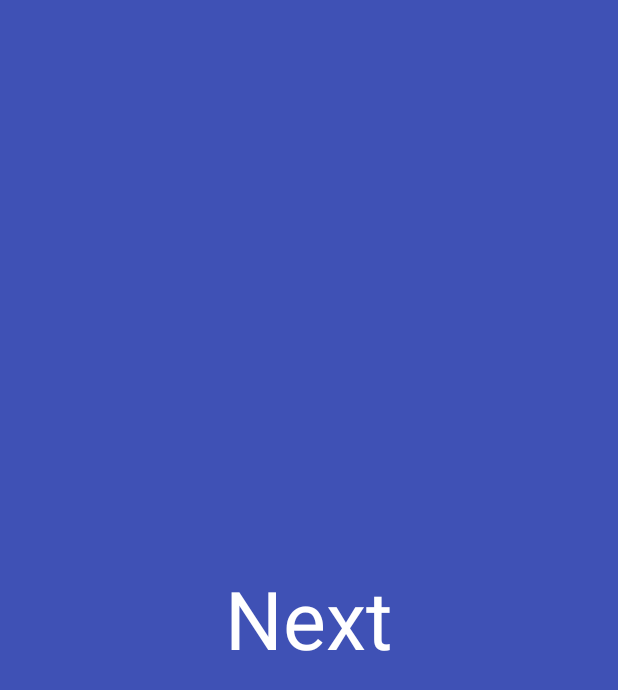
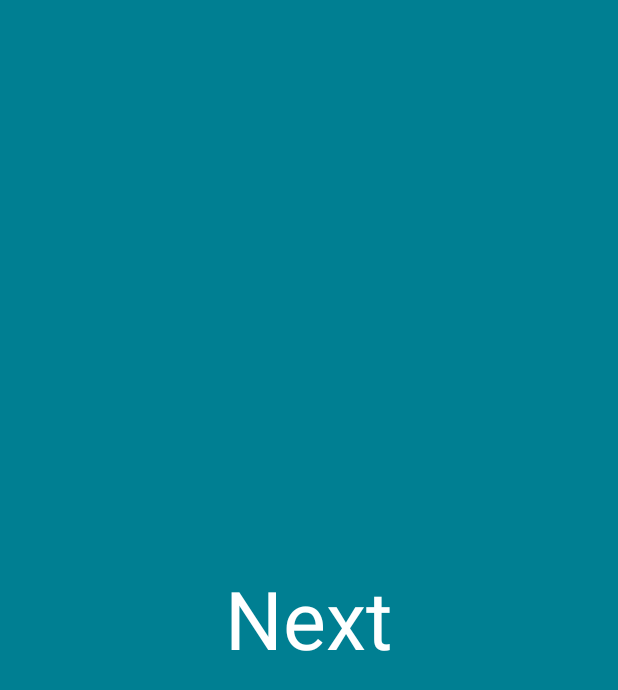
Before and after one commit to robertocapah/kalbefamily, an Android app: the layout slide_3.xml on its own in the app's theme, with its tools: preview values and no code run, on a phone screen of 412 x 824 dp. Shown: the top 690 px of the screen. Run offline under Robolectric (Android 15) with nearby library versions, the phone set to English and light mode, and no system bars.

Commit message:
set background slide

```diff
--- a/app/src/main/res/layout/slide_2.xml
+++ b/app/src/main/res/layout/slide_2.xml
@@ -2,7 +2,7 @@
 <LinearLayout xmlns:android="http://schemas.android.com/apk/res/android"
     android:orientation="vertical" android:layout_width="match_parent"
     android:layout_height="match_parent"
-    android:background="@color/colorAccent">
+    android:background="@color/black">
 
     <TextView
         android:layout_width="match_parent"
--- a/app/src/main/res/layout/slide_3.xml
+++ b/app/src/main/res/layout/slide_3.xml
@@ -2,7 +2,7 @@
 <LinearLayout xmlns:android="http://schemas.android.com/apk/res/android"
     android:orientation="vertical" android:layout_width="match_parent"
     android:layout_height="match_parent"
-    android:background="@color/colorPrimary">
+    android:background="@color/title_background">
 
     <TextView
         android:layout_width="match_parent"
```
